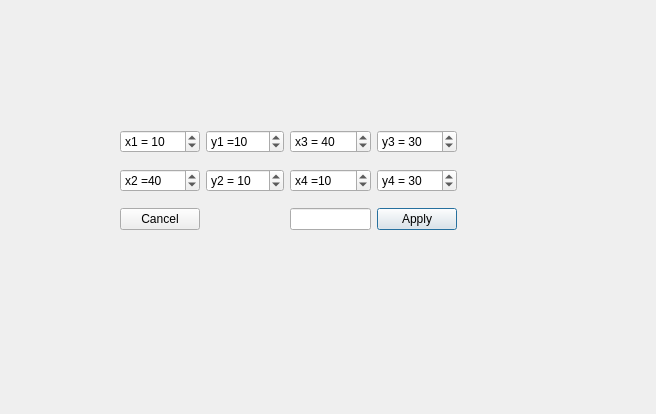
Qt form RectangleDialog.ui (KapitoliyVZ/GeometricShapes) before a commit.
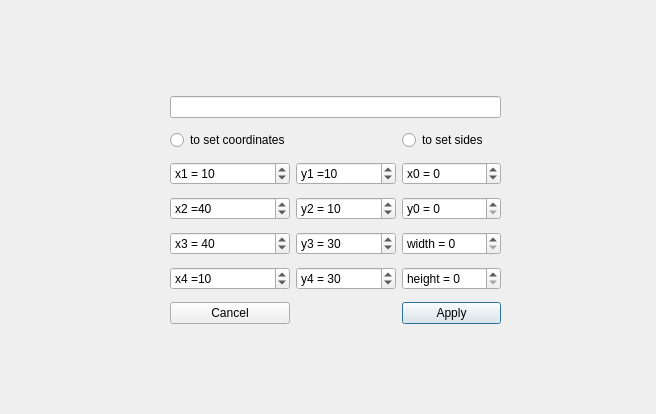
The same form after that commit.

The edit to the form file:
```diff
--- a/RectangleDialog.ui
+++ b/RectangleDialog.ui
@@ -16,46 +16,14 @@
   <widget class="QWidget" name="gridLayoutWidget_2">
    <property name="geometry">
     <rect>
-     <x>120</x>
-     <y>120</y>
-     <width>337</width>
-     <height>122</height>
+     <x>170</x>
+     <y>90</y>
+     <width>331</width>
+     <height>245</height>
     </rect>
    </property>
    <layout class="QGridLayout" name="gridLayout_2">
-    <item row="0" column="0">
-     <widget class="QSpinBox" name="x1">
-      <property name="prefix">
-       <string>x1 = </string>
-      </property>
-      <property name="minimum">
-       <number>-500</number>
-      </property>
-      <property name="maximum">
-       <number>500</number>
-      </property>
-      <property name="value">
-       <number>10</number>
-      </property>
-     </widget>
-    </item>
-    <item row="0" column="2">
-     <widget class="QSpinBox" name="x3">
-      <property name="prefix">
-       <string>x3 = </string>
-      </property>
-      <property name="minimum">
-       <number>-500</number>
-      </property>
-      <property name="maximum">
-       <number>500</number>
-      </property>
-      <property name="value">
-       <number>40</number>
-      </property>
-     </widget>
-    </item>
-    <item row="0" column="1">
+    <item row="3" column="1">
      <widget class="QSpinBox" name="y1">
       <property name="prefix">
        <string>y1 =</string>
@@ -72,22 +40,13 @@
      </widget>
     </item>
     <item row="1" column="2">
-     <widget class="QSpinBox" name="x4">
-      <property name="prefix">
-       <string>x4 =</string>
-      </property>
-      <property name="minimum">
-       <number>-500</number>
-      </property>
-      <property name="maximum">
-       <number>500</number>
-      </property>
-      <property name="value">
-       <number>10</number>
+     <widget class="QRadioButton" name="radioSetSides">
+      <property name="text">
+       <string>to set sides</string>
       </property>
      </widget>
     </item>
-    <item row="0" column="3">
+    <item row="6" column="1">
      <widget class="QSpinBox" name="y3">
       <property name="prefix">
        <string>y3 = </string>
@@ -103,55 +62,7 @@
       </property>
      </widget>
     </item>
-    <item row="1" column="3">
-     <widget class="QSpinBox" name="y4">
-      <property name="prefix">
-       <string>y4 = </string>
-      </property>
-      <property name="minimum">
-       <number>-500</number>
-      </property>
-      <property name="maximum">
-       <number>500</number>
-      </property>
-      <property name="value">
-       <number>30</number>
-      </property>
-     </widget>
-    </item>
-    <item row="1" column="1">
-     <widget class="QSpinBox" name="y2">
-      <property name="prefix">
-       <string>y2 = </string>
-      </property>
-      <property name="minimum">
-       <number>-500</number>
-      </property>
-      <property name="maximum">
-       <number>500</number>
-      </property>
-      <property name="value">
-       <number>10</number>
-      </property>
-     </widget>
-    </item>
-    <item row="1" column="0">
-     <widget class="QSpinBox" name="x2">
-      <property name="prefix">
-       <string>x2 =</string>
-      </property>
-      <property name="minimum">
-       <number>-500</number>
-      </property>
-      <property name="maximum">
-       <number>500</number>
-      </property>
-      <property name="value">
-       <number>40</number>
-      </property>
-     </widget>
-    </item>
-    <item row="3" column="3">
+    <item row="9" column="2">
      <widget class="QPushButton" name="applyButton">
       <property name="text">
        <string>Apply</string>
@@ -159,15 +70,164 @@
      </widget>
     </item>
     <item row="3" column="0">
+     <widget class="QSpinBox" name="x1">
+      <property name="prefix">
+       <string>x1 = </string>
+      </property>
+      <property name="minimum">
+       <number>-500</number>
+      </property>
+      <property name="maximum">
+       <number>500</number>
+      </property>
+      <property name="value">
+       <number>10</number>
+      </property>
+     </widget>
+    </item>
+    <item row="9" column="0">
      <widget class="QPushButton" name="cancelButton">
       <property name="text">
        <string>Cancel</string>
       </property>
      </widget>
     </item>
-    <item row="3" column="2">
+    <item row="0" column="0" colspan="3">
      <widget class="QLineEdit" name="LineCircleName"/>
     </item>
+    <item row="7" column="1">
+     <widget class="QSpinBox" name="y4">
+      <property name="prefix">
+       <string>y4 = </string>
+      </property>
+      <property name="minimum">
+       <number>-500</number>
+      </property>
+      <property name="maximum">
+       <number>500</number>
+      </property>
+      <property name="value">
+       <number>30</number>
+      </property>
+     </widget>
+    </item>
+    <item row="6" column="0">
+     <widget class="QSpinBox" name="x3">
+      <property name="prefix">
+       <string>x3 = </string>
+      </property>
+      <property name="minimum">
+       <number>-500</number>
+      </property>
+      <property name="maximum">
+       <number>500</number>
+      </property>
+      <property name="value">
+       <number>40</number>
+      </property>
+     </widget>
+    </item>
+    <item row="5" column="2">
+     <widget class="QSpinBox" name="startPointY">
+      <property name="prefix">
+       <string>y0 = </string>
+      </property>
+      <property name="maximum">
+       <number>500</number>
+      </property>
+      <property name="value">
+       <number>0</number>
+      </property>
+     </widget>
+    </item>
+    <item row="7" column="0">
+     <widget class="QSpinBox" name="x4">
+      <property name="prefix">
+       <string>x4 =</string>
+      </property>
+      <property name="minimum">
+       <number>-500</number>
+      </property>
+      <property name="maximum">
+       <number>500</number>
+      </property>
+      <property name="value">
+       <number>10</number>
+      </property>
+     </widget>
+    </item>
+    <item row="6" column="2">
+     <widget class="QSpinBox" name="width">
+      <property name="prefix">
+       <string>width = </string>
+      </property>
+      <property name="maximum">
+       <number>500</number>
+      </property>
+     </widget>
+    </item>
+    <item row="5" column="1">
+     <widget class="QSpinBox" name="y2">
+      <property name="prefix">
+       <string>y2 = </string>
+      </property>
+      <property name="minimum">
+       <number>-500</number>
+      </property>
+      <property name="maximum">
+       <number>500</number>
+      </property>
+      <property name="value">
+       <number>10</number>
+      </property>
+     </widget>
+    </item>
+    <item row="3" column="2">
+     <widget class="QSpinBox" name="startPointX">
+      <property name="prefix">
+       <string>x0 = </string>
+      </property>
+      <property name="minimum">
+       <number>-500</number>
+      </property>
+      <property name="maximum">
+       <number>500</number>
+      </property>
+     </widget>
+    </item>
+    <item row="7" column="2">
+     <widget class="QSpinBox" name="height">
+      <property name="prefix">
+       <string>height = </string>
+      </property>
+      <property name="maximum">
+       <number>500</number>
+      </property>
+     </widget>
+    </item>
+    <item row="5" column="0">
+     <widget class="QSpinBox" name="x2">
+      <property name="prefix">
+       <string>x2 =</string>
+      </property>
+      <property name="minimum">
+       <number>-500</number>
+      </property>
+      <property name="maximum">
+       <number>500</number>
+      </property>
+      <property name="value">
+       <number>40</number>
+      </property>
+     </widget>
+    </item>
+    <item row="1" column="0">
+     <widget class="QRadioButton" name="radioSetCoord">
+      <property name="text">
+       <string>to set coordinates</string>
+      </property>
+     </widget>
+    </item>
    </layout>
   </widget>
  </widget>
```
